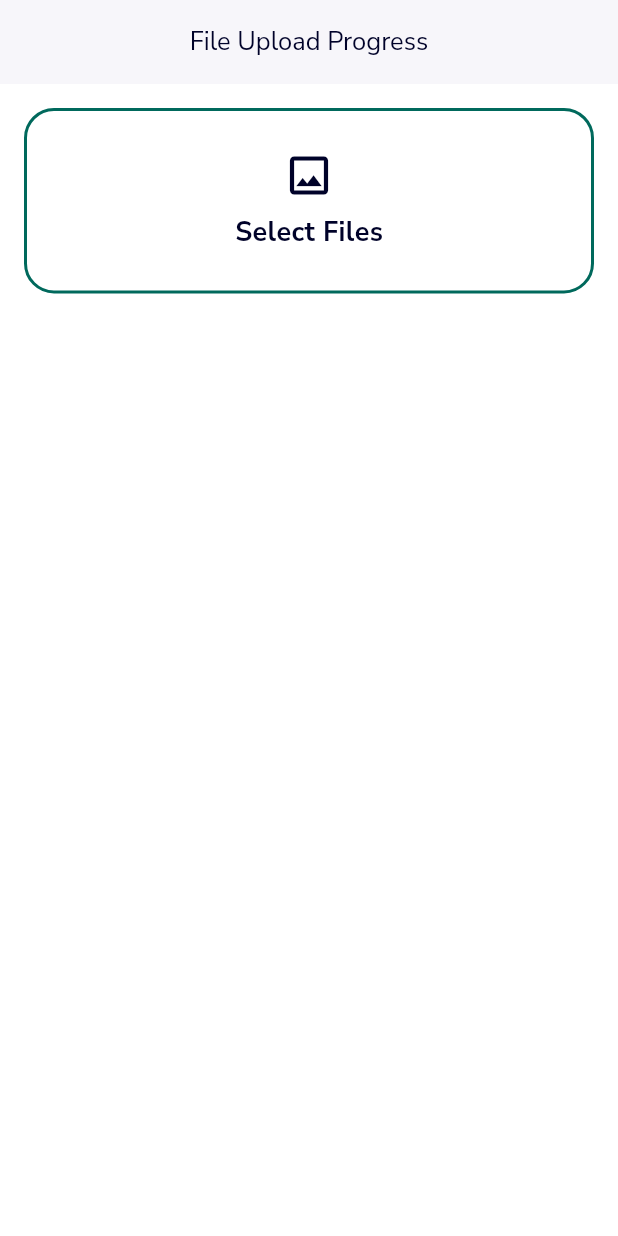
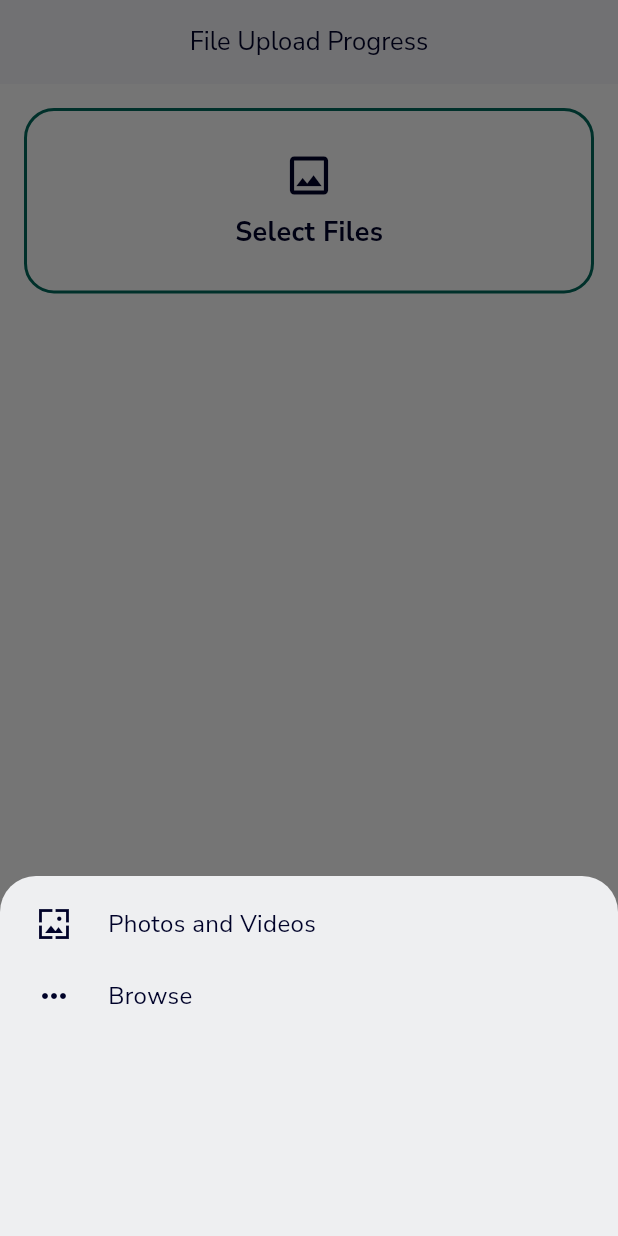
Before and after one commit to mfaizrasool/foldious, a Flutter app: the UploadPage screen opened directly, after a tap on "Select Files", on a phone screen of 412 x 824 dp. Run offline on Flutter 3.47's test engine with Material 3 defaults, Android fonts, the phone set to English and light mode, and no system bars; our stand-ins replace cached_network_image, chewie, connectivity_plus, dio, file_picker, firebase_auth and 23 more; missing offline and left inert: app_settings, flutter_inappwebview, image_gallery_saver_plus; accounts and stored records are empty; network calls fail.

Commit message:
WIP upload

```diff
--- a/lib/features/bottom_nav_bar/upload_page/upload_page.dart
+++ b/lib/features/bottom_nav_bar/upload_page/upload_page.dart
@@ -28,21 +28,13 @@ class UploadPage extends StatelessWidget {
                 padding: const EdgeInsets.all(16.0),
                 child: Column(
                   children: [
-                    // ElevatedButton(
-                    //   onPressed: controller.isLoading.value
-                    //       ? null
-                    //       : controller.selectFiles,
-                    //   child: Text(
-                    //     controller.isLoading.value
-                    //         ? "Uploading..."
-                    //         : "Select Files",
-                    //   ),
-                    // ),
                     Center(
                       child: GestureDetector(
-                        onTap: controller.isLoading.value
-                            ? null
-                            : controller.selectFiles,
+                        onTap: () {
+                          controller.isLoading.value
+                              ? null
+                              : _showBottomSheet(context);
+                        },
                         child: Container(
                           width: width,
                           height: height * 0.15,
@@ -179,4 +171,106 @@ class UploadPage extends StatelessWidget {
         return Colors.blue;
     }
   }
+
+  void _showBottomSheet(BuildContext context) {
+    showModalBottomSheet(
+      context: context,
+      backgroundColor: Colors.transparent,
+      builder: (ctx) => FilesBottomSheet(onImagesPressed: () {
+        Get.back();
+        Navigator.pop(context);
+        controller.selectImagesAndVideos();
+      }, onFilesPressed: () {
+        Navigator.pop(context);
+        controller.selectFiles();
+      }),
+    );
+  }
 }
+
+class FilesBottomSheet extends StatelessWidget {
+  const FilesBottomSheet({
+    super.key,
+    required this.onImagesPressed,
+    required this.onFilesPressed,
+  });
+
+  final VoidCallback onImagesPressed;
+  final VoidCallback onFilesPressed;
+
+  @override
+  Widget build(BuildContext context) {
+    final appTheme = Theme.of(context);
+    return Container(
+      padding: const EdgeInsets.only(
+        bottom: 16.0,
+      ),
+      decoration: BoxDecoration(
+        color: appTheme.colorScheme.secondaryContainer,
+        borderRadius: BorderRadius.only(
+          topLeft: Radius.circular(24.0),
+          topRight: Radius.circular(24.0),
+        ),
+      ),
+      child: Column(
+        mainAxisSize: MainAxisSize.min,
+        crossAxisAlignment: CrossAxisAlignment.center,
+        children: <Widget>[
+          const SizedBox(height: 8.0),
+          InkWell(
+            onTap: onImagesPressed,
+            child: Container(
+              padding: const EdgeInsets.symmetric(
+                horizontal: 24,
+                vertical: 12.0,
+              ),
+              child: Row(
+                children: [
+                  Icon(
+                    Icons.now_wallpaper_sharp,
+                    size: 24.0,
+                    color: appTheme.iconTheme.color,
+                  ),
+                  const SizedBox(width: 24.0),
+                  Text(
+                    'Photos and Videos',
+                    style: AppTextStyle.titleMedium.copyWith(
+                      fontWeight: FontWeight.w400,
+                    ),
+                  ),
+                ],
+              ),
+            ),
+          ),
+          InkWell(
+            onTap: onFilesPressed,
+            child: Container(
+              padding: const EdgeInsets.symmetric(
+                horizontal: 24,
+                vertical: 12.0,
+              ),
+              width: double.infinity,
+              child: Row(
+                children: [
+                  Icon(
+                    Icons.more_horiz_rounded,
+                    size: 24.0,
+                    color: appTheme.iconTheme.color,
+                  ),
+                  const SizedBox(width: 24.0),
+                  Text(
+                    'Browse',
+                    style: AppTextStyle.titleMedium.copyWith(
+                      fontWeight: FontWeight.w400,
+                    ),
+                  ),
+                ],
+              ),
+            ),
+          ),
+          SizedBox(height: 120),
+        ],
+      ),
+    );
+  }
+}
```
Also changed, not shown: lib/features/bottom_nav_bar/upload_page/upload_controller.dart (+62 -35 lines).
